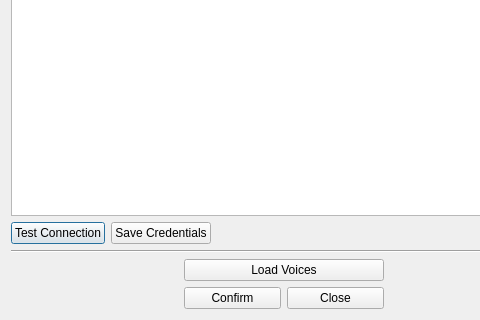
The window that ui/qtDesigner/connectProviderDialog.ui (DennisSentler/kwsCoach) describes before a commit, drawn with Qt 5; both pictures show x 0 to 480 and y 326 to 646 of the 567 by 646 pixel window.
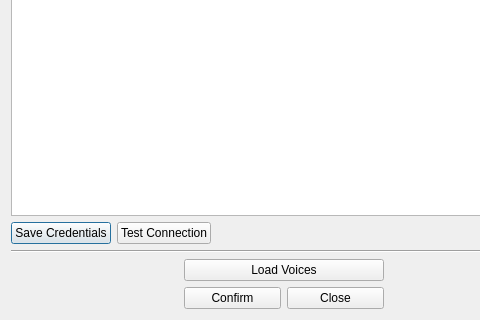
The same window after the commit.

What changed in the file:
```diff
--- a/ui/qtDesigner/connectProviderDialog.ui
+++ b/ui/qtDesigner/connectProviderDialog.ui
@@ -79,16 +79,16 @@
        <item row="2" column="0">
         <layout class="QHBoxLayout" name="horizontalLayout_2">
          <item>
-          <widget class="QPushButton" name="ping_connection_button">
+          <widget class="QPushButton" name="save_config_button">
            <property name="text">
-            <string>Test Connection</string>
+            <string>Save Credentials</string>
            </property>
           </widget>
          </item>
          <item>
-          <widget class="QPushButton" name="save_config_button">
+          <widget class="QPushButton" name="ping_connection_button">
            <property name="text">
-            <string>Save Credentials</string>
+            <string>Test Connection</string>
            </property>
           </widget>
          </item>
```
